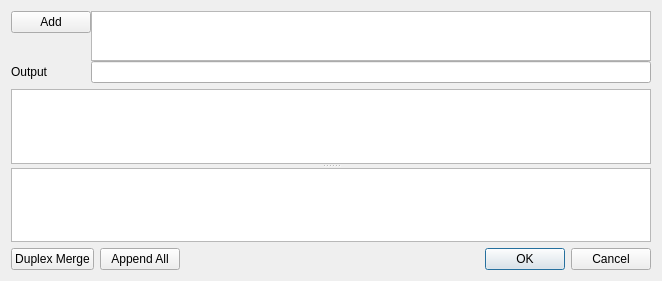
This is dialog.ui in TheRikke/pdfmart as Qt 5 draws it before an edit. The edited form follows.
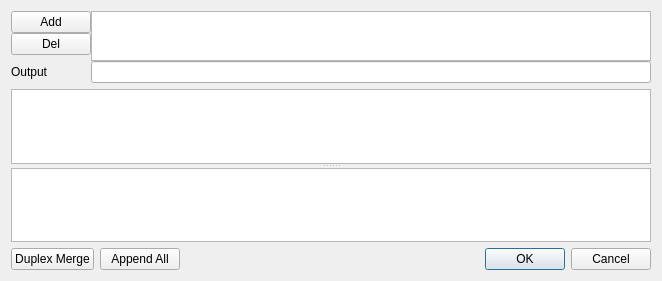
This is the edited form.

Commit message: Implement Del button for input files

```diff
--- a/dialog.ui
+++ b/dialog.ui
@@ -35,11 +35,22 @@
       <number>0</number>
      </property>
      <item row="2" column="0">
+      <layout class="QVBoxLayout" name="verticalLayout_2">
+       <item>
       <widget class="QPushButton" name="addInput">
        <property name="text">
         <string>Add</string>
        </property>
       </widget>
+       </item>
+       <item>
+        <widget class="QPushButton" name="removeInput">
+         <property name="text">
+          <string>Del</string>
+         </property>
+        </widget>
+       </item>
+      </layout>
      </item>
      <item row="2" column="1">
       <widget class="QListWidget" name="InputList">
```
Lines whose indentation alone changed are shown as unchanged. The commit also changes 2 other files.
